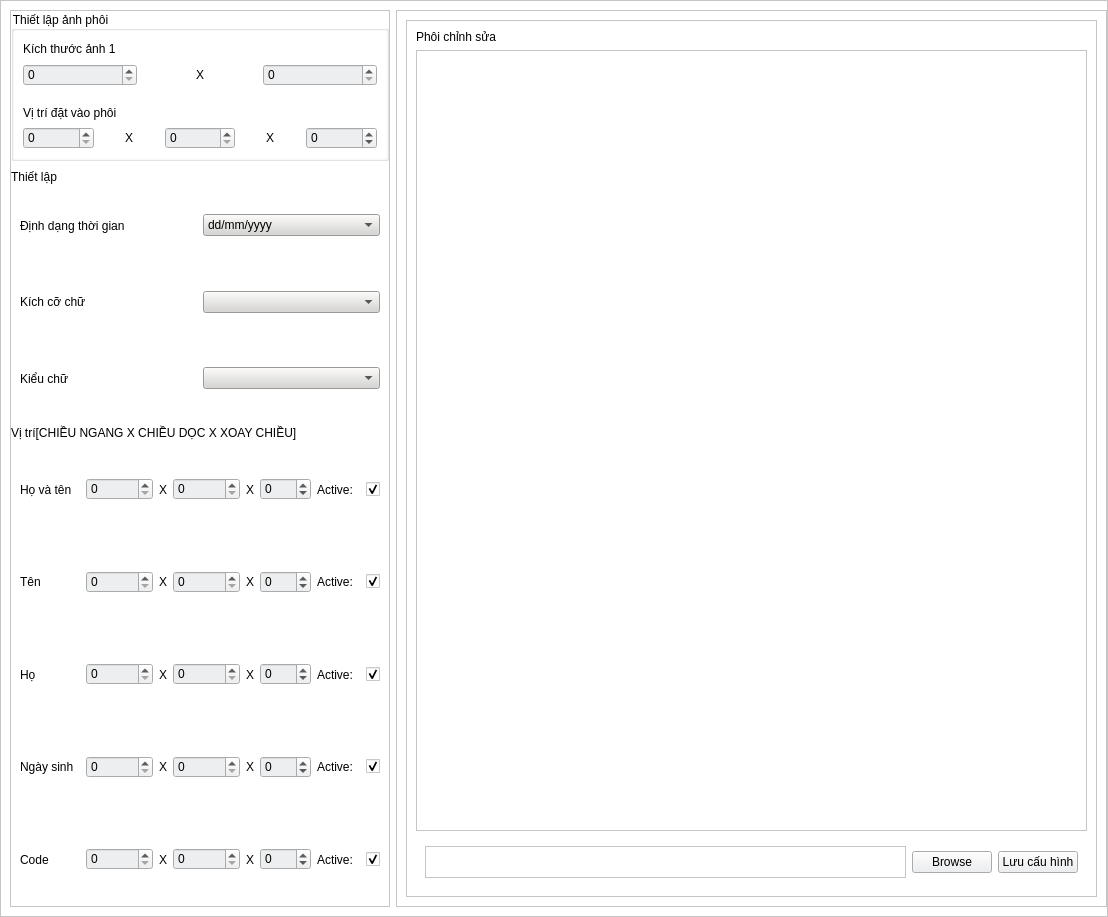
Before: the Qt Designer form upPhoiWindow.ui in NguyenHuuHai2310/code_dao, drawn with Qt 5.
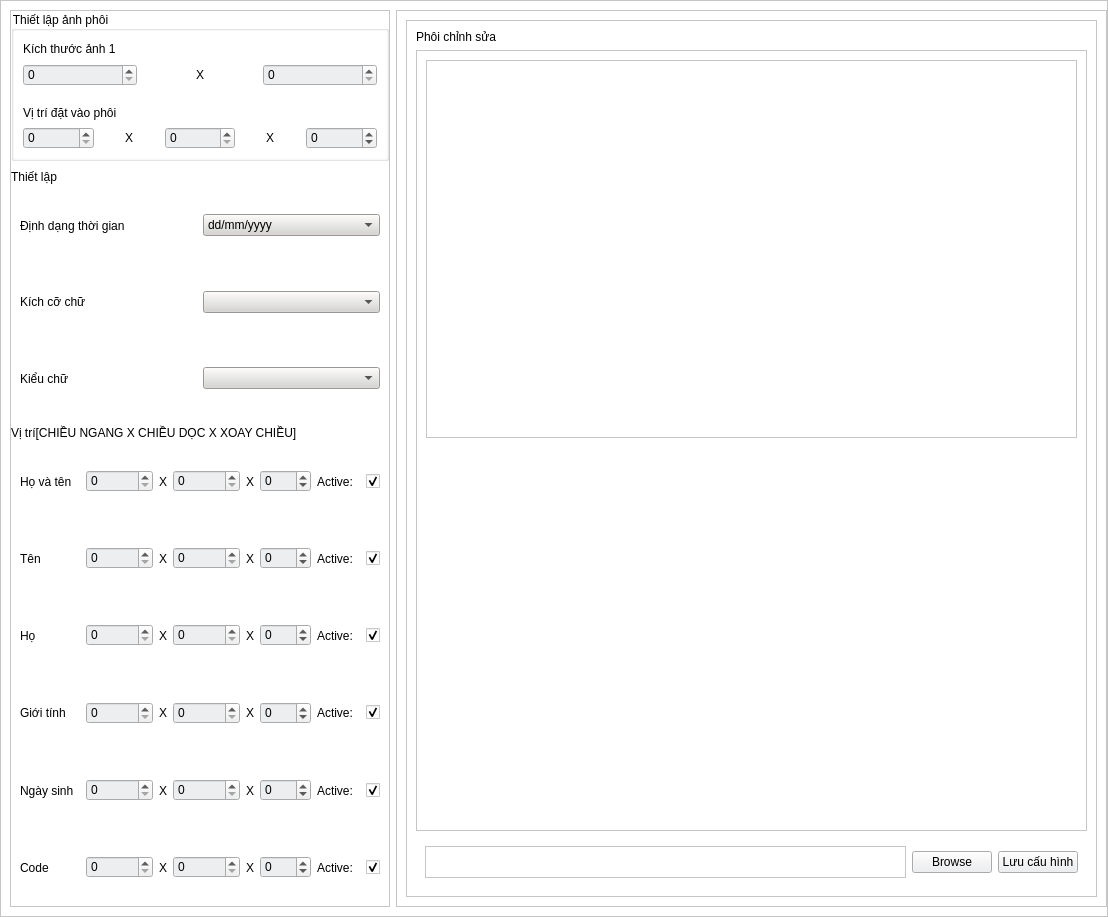
After: the same form once the commit is applied.

Commit message: add gender selection

Diff of the .ui file:
```diff
--- a/upPhoiWindow.ui
+++ b/upPhoiWindow.ui
@@ -903,6 +903,107 @@
                </layout>
               </widget>
              </item>
+             <item>
+              <widget class="QFrame" name="frame_23">
+               <property name="frameShape">
+                <enum>QFrame::NoFrame</enum>
+               </property>
+               <property name="frameShadow">
+                <enum>QFrame::Raised</enum>
+               </property>
+               <layout class="QHBoxLayout" name="horizontalLayout_15">
+                <item>
+                 <widget class="QLabel" name="label_38">
+                  <property name="minimumSize">
+                   <size>
+                    <width>60</width>
+                    <height>0</height>
+                   </size>
+                  </property>
+                  <property name="styleSheet">
+                   <string notr="true">color: rgb(0, 0, 0);</string>
+                  </property>
+                  <property name="text">
+                   <string>Giới tính</string>
+                  </property>
+                 </widget>
+                </item>
+                <item>
+                 <widget class="QSpinBox" name="spinBox_32">
+                  <property name="styleSheet">
+                   <string notr="true">background-color: #edeef0;
+color: rgb(0,0,0);</string>
+                  </property>
+                  <property name="maximum">
+                   <number>9999999</number>
+                  </property>
+                 </widget>
+                </item>
+                <item>
+                 <widget class="QLabel" name="label_39">
+                  <property name="styleSheet">
+                   <string notr="true">color: rgb(0, 0, 0);</string>
+                  </property>
+                  <property name="text">
+                   <string>X</string>
+                  </property>
+                 </widget>
+                </item>
+                <item>
+                 <widget class="QSpinBox" name="spinBox_33">
+                  <property name="styleSheet">
+                   <string notr="true">background-color: #edeef0;
+color: rgb(0,0,0);</string>
+                  </property>
+                  <property name="maximum">
+                   <number>9999999</number>
+                  </property>
+                 </widget>
+                </item>
+                <item alignment="Qt::AlignHCenter">
+                 <widget class="QLabel" name="label_40">
+                  <property name="styleSheet">
+                   <string notr="true">color: rgb(0, 0, 0);</string>
+                  </property>
+                  <property name="text">
+                   <string>X</string>
+                  </property>
+                 </widget>
+                </item>
+                <item>
+                 <widget class="QSpinBox" name="spinBox_34">
+                  <property name="styleSheet">
+                   <string notr="true">background-color: #edeef0;
+color: rgb(0,0,0);</string>
+                  </property>
+                  <property name="minimum">
+                   <number>-360</number>
+                  </property>
+                  <property name="maximum">
+                   <number>360</number>
+                  </property>
+                 </widget>
+                </item>
+                <item>
+                 <widget class="QLabel" name="label_14">
+                  <property name="text">
+                   <string>Active:  </string>
+                  </property>
+                 </widget>
+                </item>
+                <item>
+                 <widget class="QCheckBox" name="checkBox_gender">
+                  <property name="text">
+                   <string/>
+                  </property>
+                  <property name="checked">
+                   <bool>true</bool>
+                  </property>
+                 </widget>
+                </item>
+               </layout>
+              </widget>
+             </item>
              <item>
               <widget class="QFrame" name="frame_17">
                <property name="styleSheet">
@@ -1181,6 +1282,16 @@
                  </rect>
                 </property>
                 <layout class="QVBoxLayout" name="verticalLayout_12">
+                 <item>
+                  <widget class="QFrame" name="frame_3">
+                   <property name="frameShape">
+                    <enum>QFrame::StyledPanel</enum>
+                   </property>
+                   <property name="frameShadow">
+                    <enum>QFrame::Raised</enum>
+                   </property>
+                  </widget>
+                 </item>
                  <item>
                   <widget class="QLabel" name="label_img">
                    <property name="text">
```
The commit also changes 6 other files.
